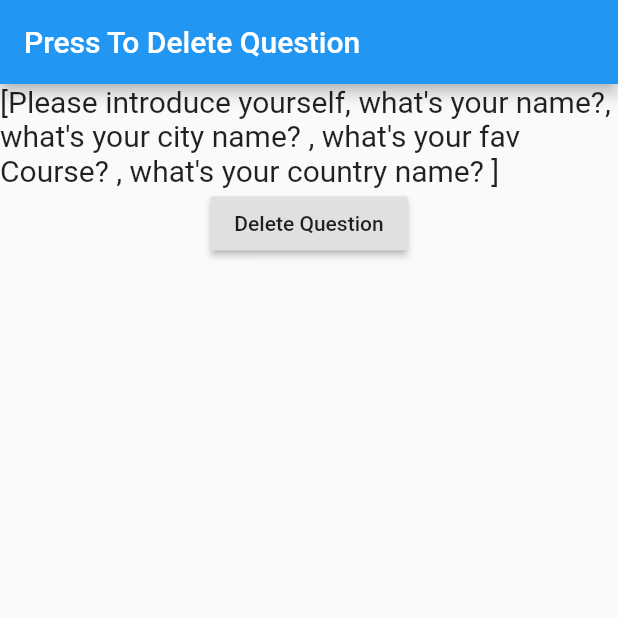
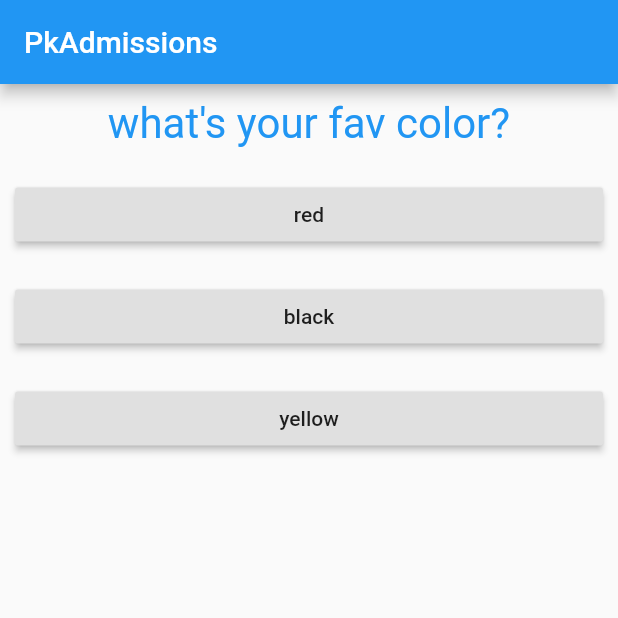
Before and after one commit to rafay-tariq/Flutter1, a Flutter app: the screen it shows after launch, on a phone screen of 412 x 824 dp, the top half of it. Run offline on Flutter 3.47's test engine with Material 2 defaults, Android fonts, the phone set to English and light mode, and no system bars.

Commit message:
Show question and answer and result

```diff
--- /dev/null
+++ b/lib/answer.dart
@@ -0,0 +1,19 @@
+import 'package:flutter/material.dart';
+
+class Answer extends StatelessWidget {
+  final Function selectHandler;
+  final String answerText;
+ Answer(this.selectHandler,this.answerText);
+
+  @override
+  Widget build(BuildContext context) {
+    return Container(
+      margin: EdgeInsets.all(10),
+      width: double.infinity,
+      child: RaisedButton(
+        child: Text(answerText),
+        onPressed: selectHandler,
+      ),
+    );
+  }
+}
--- a/lib/main.dart
+++ b/lib/main.dart
@@ -1,5 +1,92 @@
+import 'package:flutter/material.dart';
+import './quiz.dart';
+import './result.dart';
+
+void main() {
+  runApp(MyApp());
+}
+
+class MyApp extends StatefulWidget {
+  @override
+  State<StatefulWidget> createState() {
+    return MyAppState();
+  }
+}
+
+class MyAppState extends State<MyApp> {
+  var questionIndex = 0;
+
+  void answerQuestion() {
+    print('Correct Answer');
+    setState(() {
+      questionIndex = questionIndex + 1;
+      // var maxlength = question.length;
+      // print(maxlength);
+      // if (questionIndex >= maxlength) {
+      //   questionIndex = 0;
+      // }
+    });
+
+    print(questionIndex);
+  }
+
+  var question = [
+    {
+      'question': 'what\'s your fav color?',
+      'answer': ['red', 'black', 'yellow'],
+    },
+    {
+      'question': 'what\'s your fav animal?',
+      'answer': ['rabbit', 'snake', 'elephant'],
+    },
+    {
+      'question': 'what\'s your fav instructor?',
+      'answer': ['maps', 'maps', 'maps', 'maps'],
+    },
+  ];
+
+  @override
+  Widget build(BuildContext context) {
+    return MaterialApp(
+      home: Scaffold(
+        appBar: AppBar(title: Text("PkAdmissions")),
+        body: questionIndex < question.length
+            ? Quiz(questionIndex: questionIndex , question: question, answerQuestion: answerQuestion)
+            : Result()
+      ),
+    );
+  }
+}
+
+
+
+
+
+
+
+
+
+
+
+
+
+
+
+
+
+
+
+
+
+
+
+
+
+
+
+
 // import 'package:flutter/material.dart';
-// import './question.dart';
+// import './tempQuestion.dart';
 
 // void main() {
 //   runApp(MyApp());
@@ -7,100 +94,38 @@
 
 // class MyApp extends StatefulWidget {
 //   @override
-//   State<StatefulWidget> createState() {
-
-//     return MyAppState();
-//   }
-
+//   _MyAppState createState() => _MyAppState();
 // }
 
-// class MyAppState extends State<MyApp> {
-//   var questionIndex = 0;
+// class _MyAppState extends State<MyApp> {
+//   List<String> questionsInput = [
+//     'Please introduce yourself',
+//     'what\'s your name?',
+//     'what\'s your city name? ',
+//     'what\'s your fav Course? ',
+//     'what\'s your country name? ',
+//   ];
 
-//   void answerQuestion() {
-//     print('Correct Answer');
+//   void delQuestion() {
 //     setState(() {
-//        questionIndex = questionIndex + 1;
+//       questionsInput.removeLast();
 //     });
-
-//     print(questionIndex);
 //   }
-
-//   var question = [
-//     'what\'s your fav color?',
-//     'what\'s your nick name?',
-//   ];
 
 //   @override
 //   Widget build(BuildContext context) {
 //     return MaterialApp(
 //       home: Scaffold(
-//         appBar: AppBar(title: Text("PkAdmissions")),
-//         body: Column(
-//           children: <Widget>[
-//             Question(question: question[questionIndex], ),
-//             RaisedButton(
-//               child: Text("Answer 1"),
-//               onPressed: answerQuestion,
-//             ),
-//             RaisedButton(
-//               child: Text("Answer 2"),
-//               onPressed: () {
-//                 print('Other Answer Choosenn');
-//               },
-//             ),
-//             RaisedButton(
-//               child: Text("Answer 3"),
-//               onPressed: null,
-//             ),
-//           ],
-//         ),
-//       ),
+//           appBar: AppBar(title: Text("Press To Delete Question")),
+//           body: Column(
+//             children: <Widget>[
+//               TempQuestion(questionsInput),
+//               RaisedButton(
+//                 child: Text('Delete Question'),
+//                 onPressed: delQuestion,
+//               )
+//             ],
+//           )),
 //     );
 //   }
 // }
-
-import 'package:flutter/material.dart';
-import './tempQuestion.dart';
-
-void main() {
-  runApp(MyApp());
-}
-
-class MyApp extends StatefulWidget {
-  @override
-  _MyAppState createState() => _MyAppState();
-}
-
-class _MyAppState extends State<MyApp> {
-  List<String> questionsInput = [
-    'Please introduce yourself',
-    'what\'s your name?',
-    'what\'s your city name? ',
-    'what\'s your fav Course? ',
-    'what\'s your country name? ',
-  ];
-
-  void delQuestion() {
-    setState(() {
-      questionsInput.removeLast();
-    });
-  }
-
-  @override
-  Widget build(BuildContext context) {
-    return MaterialApp(
-      home: Scaffold(
-          appBar: AppBar(title: Text("Press To Delete Question")),
-          body: Column(
-            children: <Widget>[
-              TempQuestion(questionsInput),
-              RaisedButton(
-                child: Text('Delete Question'),
-                onPressed: delQuestion,
-              )
-            ],
-          )),
-    );
-  }
-}
--- /dev/null
+++ b/lib/quiz.dart
@@ -0,0 +1,31 @@
+import 'package:flutter/material.dart';
+import './question.dart';
+import './answer.dart';
+
+class Quiz extends StatelessWidget {
+  final int questionIndex;
+  final question;
+  final Function answerQuestion;
+
+  Quiz({
+    @required this.questionIndex,
+    @required this.question,
+    @required this.answerQuestion,
+  });
+
+  @override
+  Widget build(BuildContext context) {
+    return Container(
+        child: Column(
+      //if it is ture
+      children: <Widget>[
+        Question(
+          question: question[questionIndex]['question'],
+        ),
+        ...(question[questionIndex]['answer'] as List<String>).map((answer) {
+          return Answer(answerQuestion, answer);
+        }).toList(),
+      ],
+    ));
+  }
+}
--- /dev/null
+++ b/lib/result.dart
@@ -0,0 +1,12 @@
+import 'package:flutter/material.dart';
+
+class Result extends StatelessWidget {
+
+
+  @override
+  Widget build(BuildContext context) {
+    return Center(
+      child: Text('You have done it'),
+    );
+  }
+}
```
